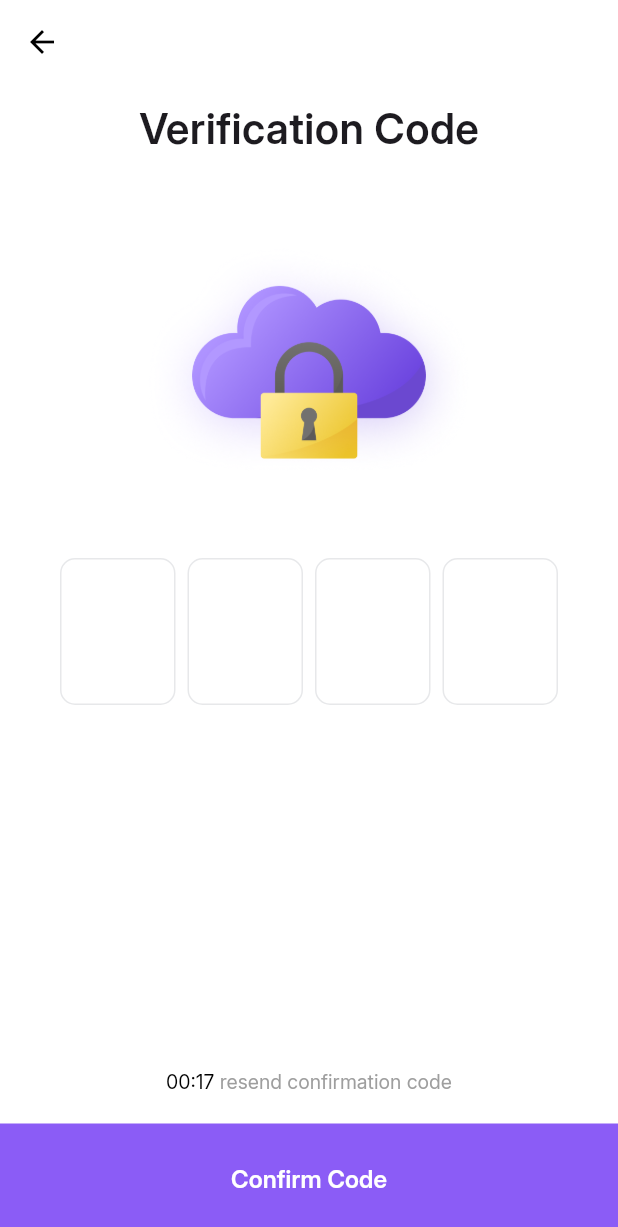
After one commit to tside07/Stylish-Shopping-App, a Flutter app: the VerificationCodeScreen screen opened by its route, after a tap on "Confirm Code", on a phone screen of 412 x 824 dp. The commit adds this screen. Shown: the top 1227 px of the screen. Run offline on Flutter 3.47's test engine with Material 3 defaults, Android fonts, the light colour scheme and no system bars; drawn by our look-alikes of pinput.

Commit message:
adjust color and add verify screen

```diff
--- a/lib/screens/forget_password_screen.dart
+++ b/lib/screens/forget_password_screen.dart
@@ -58,7 +58,7 @@ class _ForgotPasswordScreenState extends State<ForgetPasswordScreen> {
                   // Image
                   Image.asset(
                     'assets/images/logo_lockedcloud.png',
-                    width: 255,
+                    width: 225,
                     height: 166,
                     fit: BoxFit.contain,
                   ),
@@ -122,16 +122,17 @@ class _ForgotPasswordScreenState extends State<ForgetPasswordScreen> {
           const SizedBox(height: 20),
 
           // Confirm Mail Button - Fixed at bottom
-          Container(
+          SizedBox(
             width: double.infinity,
-            height: 55,
-            margin: const EdgeInsets.only(bottom: 30, left: 16, right: 16),
+            height: 75,
             child: ElevatedButton(
               onPressed: () {
-                // Frontend only
+                if (_isEmailValid) {
+                  Navigator.pushNamed(context, '/verification-code');
+                }
               },
               style: ElevatedButton.styleFrom(
-                backgroundColor: const Color(0xFF8B5CF6),
+                backgroundColor: const Color.fromRGBO(151, 117, 250, 1),
                 shape: RoundedRectangleBorder(
                   borderRadius: BorderRadius.circular(8),
                 ),
--- a/lib/screens/get_started_screen.dart
+++ b/lib/screens/get_started_screen.dart
@@ -119,7 +119,7 @@ class GetStartedScreen extends StatelessWidget {
                 Navigator.pushNamed(context, AppRoutes.signup);
               },
               style: ElevatedButton.styleFrom(
-                backgroundColor: AppColors.primary,
+                backgroundColor: const Color.fromRGBO(151, 117, 250, 1),
                 shape: RoundedRectangleBorder(
                   borderRadius: BorderRadius.circular(0),
                 ),
--- a/lib/screens/sign_in_screen.dart
+++ b/lib/screens/sign_in_screen.dart
@@ -207,7 +207,7 @@ class _SignInScreenState extends State<SignInScreen> {
             child: ElevatedButton(
               onPressed: () {},
               style: ElevatedButton.styleFrom(
-                backgroundColor: const Color(0xFF8B5CF6),
+                backgroundColor: const Color.fromRGBO(151, 117, 250, 1),
                 shape: RoundedRectangleBorder(
                   borderRadius: BorderRadius.circular(0),
                 ),
--- a/lib/screens/sign_up_screen.dart
+++ b/lib/screens/sign_up_screen.dart
@@ -173,7 +173,7 @@ class _SignUpScreenState extends State<SignUpScreen> {
             child: ElevatedButton(
               onPressed: () {},
               style: ElevatedButton.styleFrom(
-                backgroundColor: const Color(0xFF8B5CF6),
+                backgroundColor: const Color.fromRGBO(151, 117, 250, 1),
                 shape: RoundedRectangleBorder(
                   borderRadius: BorderRadius.circular(0),
                 ),
--- /dev/null
+++ b/lib/screens/verification_code_screen.dart
@@ -0,0 +1,187 @@
+import 'package:flutter/material.dart';
+import 'package:pinput/pinput.dart';
+import 'dart:async';
+
+class VerificationCodeScreen extends StatefulWidget {
+  const VerificationCodeScreen({Key? key}) : super(key: key);
+
+  @override
+  State<VerificationCodeScreen> createState() => _VerificationCodeScreenState();
+}
+
+class _VerificationCodeScreenState extends State<VerificationCodeScreen> {
+  late Timer timer;
+  Duration duration = const Duration(seconds: 20);
+
+  @override
+  void initState() {
+    super.initState();
+    timer = Timer.periodic(const Duration(seconds: 1), (timer) {
+      if (duration.inSeconds == 0) {
+        timer.cancel();
+        return;
+      }
+      setState(() {
+        duration = Duration(seconds: duration.inSeconds - 1);
+      });
+    });
+  }
+
+  @override
+  void dispose() {
+    timer.cancel();
+    super.dispose();
+  }
+
+  String getFormattedTime(int time) {
+    return time < 10 ? '0$time' : '$time';
+  }
+
+  final defaultPinTheme = PinTheme(
+    width: 77,
+    height: 98,
+    textStyle: const TextStyle(
+      fontFamily: 'Inter',
+      fontSize: 20,
+      color: Color.fromRGBO(29, 30, 32, 1),
+      fontWeight: FontWeight.w600,
+    ),
+    decoration: BoxDecoration(
+      border: Border.all(color: Color.fromRGBO(231, 232, 234, 1)),
+      borderRadius: BorderRadius.circular(10),
+    ),
+  );
+
+  GlobalKey<FormState> formKey = GlobalKey<FormState>();
+  String validPin = "1234";
+
+  @override
+  Widget build(BuildContext context) {
+    final minutes = getFormattedTime(duration.inMinutes);
+    final seconds = getFormattedTime(duration.inSeconds.remainder(60));
+    final isTimeUp = duration.inSeconds == 0;
+
+    return Scaffold(
+      backgroundColor: Colors.white,
+      appBar: AppBar(
+        backgroundColor: Colors.white,
+        elevation: 0,
+        leading: IconButton(
+          icon: const Icon(Icons.arrow_back, color: Colors.black),
+          onPressed: () => Navigator.pop(context),
+        ),
+      ),
+      body: Column(
+        children: [
+          Expanded(
+            child: SingleChildScrollView(
+              padding: const EdgeInsets.symmetric(horizontal: 30),
+              child: Column(
+                children: [
+                  const SizedBox(height: 10),
+
+                  // Title
+                  const Center(
+                    child: Text(
+                      'Verification Code',
+                      style: TextStyle(
+                        fontFamily: 'Inter',
+                        fontSize: 28,
+                        fontWeight: FontWeight.w600,
+                      ),
+                    ),
+                  ),
+
+                  const SizedBox(height: 50),
+
+                  // Image
+                  Image.asset(
+                    'assets/images/logo_lockedcloud.png',
+                    width: 225,
+                    height: 166,
+                    fit: BoxFit.contain,
+                  ),
+
+                  const SizedBox(height: 50),
+
+                  // 4 Verification Code Boxes
+                  Form(
+                    key: formKey,
+                    child: Pinput(
+                      defaultPinTheme: defaultPinTheme,
+                      validator: (value) {
+                        if (value == null || value.isEmpty) {
+                          return 'Please enter the code';
+                        } else if (value != validPin) {
+                          return 'Invalid code';
+                        }
+                        return null;
+                      },
+                    ),
+                  ),
+                ],
+              ),
+            ),
+          ),
+
+          // Resend Code
+          Padding(
+            padding: const EdgeInsets.symmetric(horizontal: 30),
+            child: RichText(
+              textAlign: TextAlign.center,
+              text: TextSpan(
+                style: const TextStyle(fontSize: 13),
+                children: [
+                  if (!isTimeUp)
+                    TextSpan(
+                      text: '$minutes:$seconds ',
+                      style: const TextStyle(
+                        fontFamily: 'Inter',
+                        color: Colors.black,
+                        fontWeight: FontWeight.w500,
+                      ),
+                    ),
+                  TextSpan(
+                    text: 'resend confirmation code',
+                    style: TextStyle(
+                      fontFamily: 'Inter',
+                      color: isTimeUp ? Colors.black : Colors.grey,
+                      fontWeight: FontWeight.w400,
+                    ),
+                  ),
+                ],
+              ),
+            ),
+          ),
+
+          const SizedBox(height: 20),
+
+          // Confirm Code Button
+          SizedBox(
+            width: double.infinity,
+            height: 75,
+            child: ElevatedButton(
+              onPressed: () {},
+              style: ElevatedButton.styleFrom(
+                backgroundColor: const Color(0xFF8B5CF6),
+                shape: RoundedRectangleBorder(
+                  borderRadius: BorderRadius.circular(0),
+                ),
+                elevation: 0,
+              ),
+              child: const Text(
+                'Confirm Code',
+                style: TextStyle(
+                  fontFamily: 'Inter',
+                  color: Colors.white,
+                  fontSize: 16,
+                  fontWeight: FontWeight.w600,
+                ),
+              ),
+            ),
+          ),
+        ],
+      ),
+    );
+  }
+}
--- a/lib/utils/routes.dart
+++ b/lib/utils/routes.dart
@@ -4,6 +4,7 @@ import '../screens/get_started_screen.dart';
 import '../screens/sign_up_screen.dart';
 import '../screens/sign_in_screen.dart';
 import '../screens/forget_password_screen.dart';
+import '../screens/verification_code_screen.dart';
 
 class AppRoutes {
   static const String splash = '/';
@@ -11,6 +12,7 @@ class AppRoutes {
   static const String signin = '/signin';
   static const String signup = '/signup';
   static const String forgetPw = '/forget-password';
+  static const String verificationCode = '/verification-code';
 
   static Map<String, WidgetBuilder> routes = {
     splash: (context) => const SplashScreen(),
@@ -18,5 +20,6 @@ class AppRoutes {
     signin: (context) => const SignInScreen(),
     signup: (context) => const SignUpScreen(),
     forgetPw: (context) => const ForgetPasswordScreen(),
+    verificationCode: (context) => const VerificationCodeScreen(),
   };
 }
--- a/pubspec.yaml
+++ b/pubspec.yaml
@@ -35,6 +35,7 @@ dependencies:
   # The following adds the Cupertino Icons font to your application.
   # Use with the CupertinoIcons class for iOS style icons.
   cupertino_icons: ^1.0.8
+  pinput: ^5.0.2
 
 dev_dependencies:
   flutter_test:
@@ -91,6 +92,8 @@ flutter:
           weight: 600
         - asset: fonts/Inter_28pt-SemiBold.ttf
           weight: 700
+        - asset: fonts/Inter_18pt-Bold.ttf
+          weight: 800
 
     - family: Manrope
       fonts:
```
Also changed, not shown: fonts/Inter_18pt-Bold.ttf (added), pubspec.lock.
